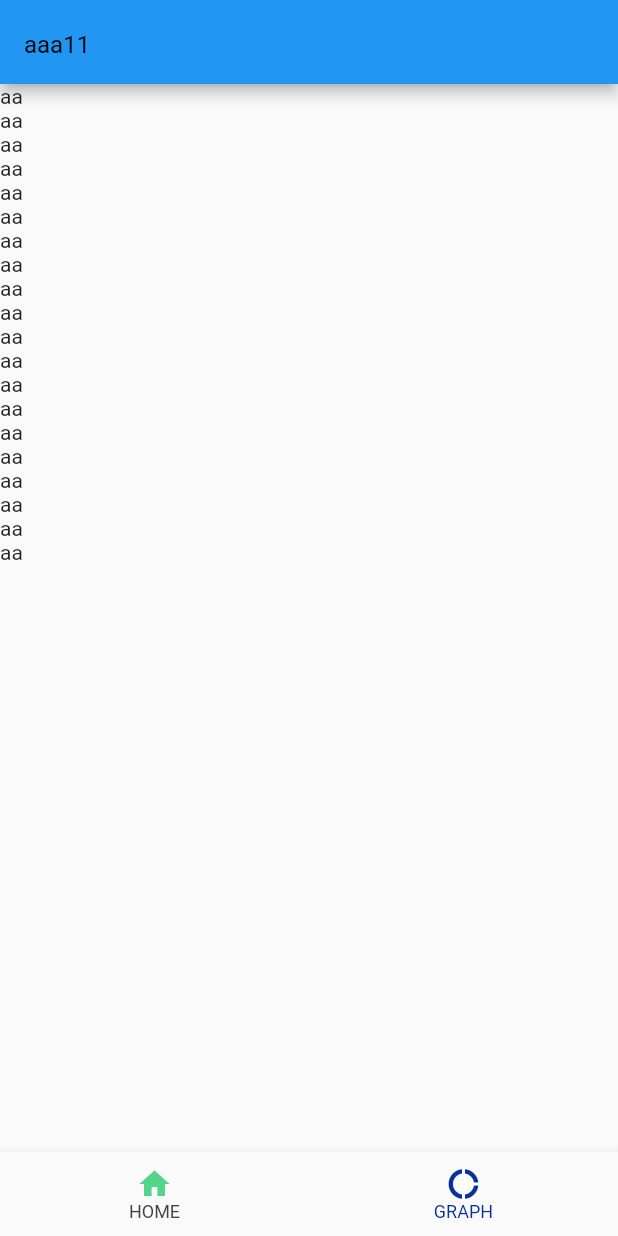
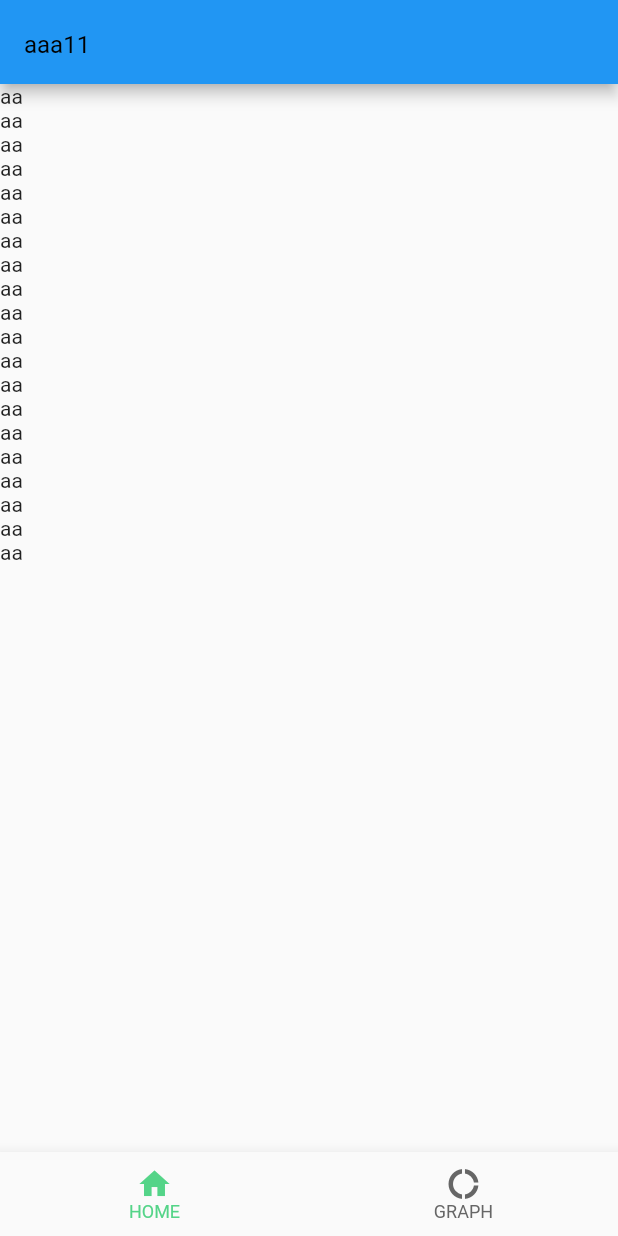
Before and after one commit to o-kravchenko-dex/test_flutter_proj, a Flutter app: the screen it shows after launch, on a phone screen of 412 x 824 dp. Run offline on Flutter 3.47's test engine with Material 2 defaults, Android fonts, the phone set to English and light mode, and no system bars; our stand-ins replace go_router, hive, hive_flutter; accounts and stored records are empty.

Commit message:
added: fixed tabs colors

```diff
--- a/lib/routes/app_router.dart
+++ b/lib/routes/app_router.dart
@@ -3,7 +3,6 @@ import 'package:go_router/go_router.dart';
 import 'package:untitled_flutter_pr/routes/app_routes.dart';
 import 'package:untitled_flutter_pr/screens/screens.dart';
 import 'package:untitled_flutter_pr/shared/shared.dart';
-
 
 final _shellNavigatorKey = GlobalKey<NavigatorState>();
 final _rootNavigatorKey = GlobalKey<NavigatorState>();
--- a/lib/shared/widgets/bottom_navigation_bar/scaffold_with_nav_bar.dart
+++ b/lib/shared/widgets/bottom_navigation_bar/scaffold_with_nav_bar.dart
@@ -52,8 +52,8 @@ class _ScaffoldWithNavBarState extends State<ScaffoldWithNavBar> {
         selectedLabelStyle: labelStyle,
         unselectedLabelStyle: labelStyle,
         selectedFontSize: 12,
-        selectedItemColor: const Color(0xFF434343),
-        unselectedItemColor: const Color(0xFF083299),
+        selectedItemColor: AppColors.green6,
+        unselectedItemColor: AppColors.gray6,
         showUnselectedLabels: true,
         type: BottomNavigationBarType.fixed,
         onTap: _onIconTap,
```
